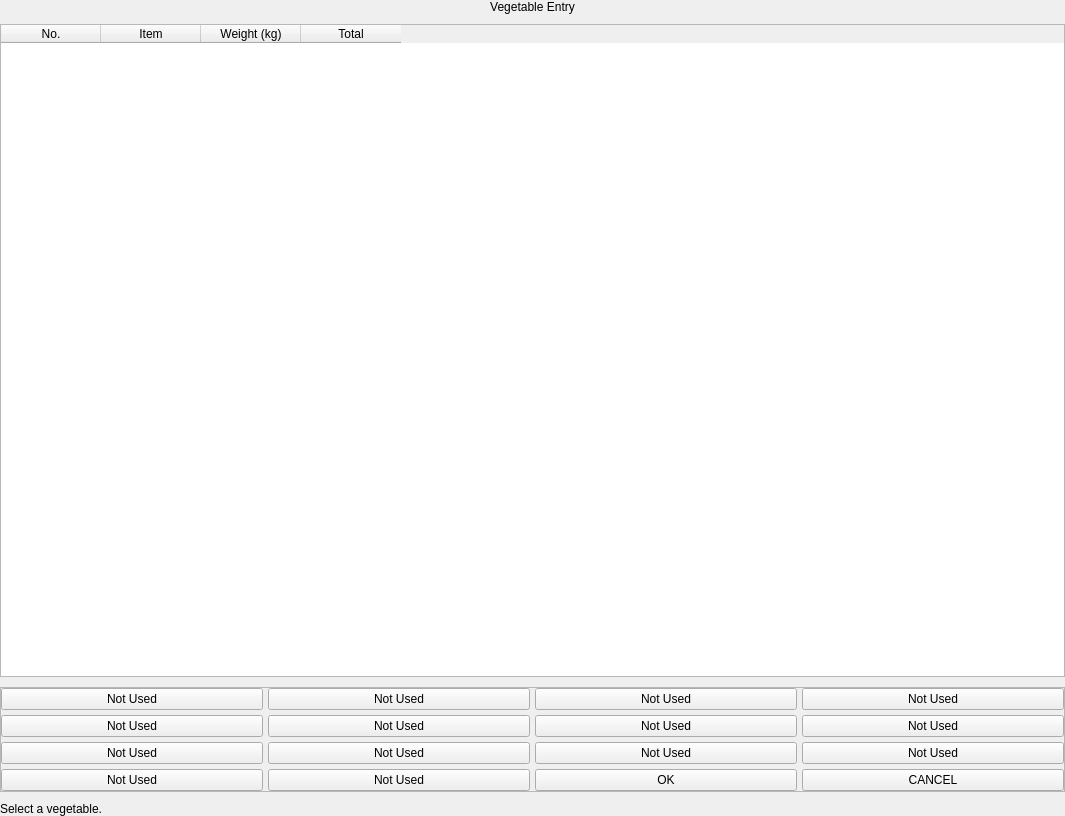
The window that Project/ui/vegetable_entry.ui (Selvam-T/POS) describes before a commit, drawn with Qt 5.
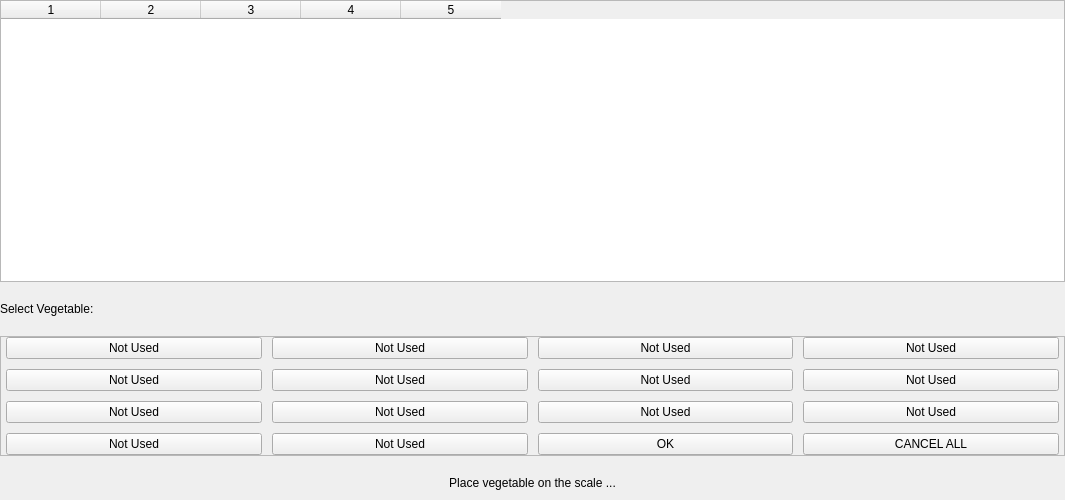
The same window after the commit.

Commit message: style.qss refactored to sales.qss, vegetable entry dialogqss styling applied

```diff
--- a/Project/ui/vegetable_entry.ui
+++ b/Project/ui/vegetable_entry.ui
@@ -7,10 +7,10 @@
         <x>0</x>
         <y>0</y>
         <width>1065</width>
-        <height>816</height>
-      </rect>
-    </property>
-    <layout class="QVBoxLayout" name="mainVegetableLayout">
+    <height>500</height>
+   </rect>
+  </property>
+  <layout class="QVBoxLayout" name="mainVegEntryLayout">
       <property name="spacing">
         <number>10</number>
       </property>
@@ -27,17 +27,7 @@
         <number>0</number>
       </property>
       <item>
-        <widget class="QLabel" name="vegetableLabel">
-          <property name="text">
-            <string>Vegetable Entry</string>
-          </property>
-          <property name="alignment">
-            <set>Qt::AlignCenter</set>
-          </property>
-        </widget>
-      </item>
-      <item>
-        <widget class="QTableWidget" name="vegetableTable">
+    <widget class="QTableWidget" name="vegEntryTable">
           <property name="editTriggers">
             <set>QAbstractItemView::NoEditTriggers</set>
           </property>
@@ -54,53 +44,83 @@
             <number>0</number>
           </property>
           <property name="columnCount">
-            <number>4</number>
-          </property>
-          <column>
-            <property name="text">
-              <string>No.</string>
-            </property>
-          </column>
-          <column>
-            <property name="text">
-              <string>Item</string>
-            </property>
-          </column>
-          <column>
+      <number>5</number>
+     </property>
+     <attribute name="verticalHeaderVisible">
+      <bool>false</bool>
+     </attribute>
+     <column/>
+     <column/>
+     <column/>
+     <column/>
+     <column/>
+    </widget>
+   </item>
+   <item>
+    <spacer name="vegEntryHSpacer1">
+     <property name="orientation">
+      <enum>Qt::Horizontal</enum>
+     </property>
+     <property name="sizeHint" stdset="0">
+      <size>
+       <width>40</width>
+       <height>10</height>
+      </size>
+     </property>
+    </spacer>
+   </item>
+   <item>
+    <widget class="QLabel" name="vegEntryMessage1">
             <property name="text">
-              <string>Weight (kg)</string>
-            </property>
-          </column>
-          <column>
-            <property name="text">
-              <string>Total</string>
-            </property>
-          </column>
+      <string>Select Vegetable:</string>
+     </property>
+     <property name="alignment">
+      <set>Qt::AlignLeading|Qt::AlignLeft|Qt::AlignVCenter</set>
+     </property>
+     <property name="wordWrap">
+      <bool>true</bool>
+     </property>
+     <property name="margin">
+      <number>0</number>
+     </property>
         </widget>
       </item>
       <item>
-        <widget class="QFrame" name="keypadFrame">
+    <spacer name="vegEntryHSpacer2">
+     <property name="orientation">
+      <enum>Qt::Horizontal</enum>
+     </property>
+     <property name="sizeHint" stdset="0">
+      <size>
+       <width>40</width>
+       <height>10</height>
+      </size>
+     </property>
+    </spacer>
+   </item>
+   <item>
+    <widget class="QFrame" name="vegEntryFrame">
           <property name="frameShape">
             <enum>QFrame::StyledPanel</enum>
           </property>
           <property name="frameShadow">
             <enum>QFrame::Raised</enum>
           </property>
-          <layout class="QGridLayout" name="vegOptionGrid">
+     <layout class="QGridLayout" name="vegEntryGrid">
             <property name="leftMargin">
-              <number>0</number>
+       <number>5</number>
             </property>
             <property name="topMargin">
               <number>0</number>
             </property>
             <property name="rightMargin">
-              <number>0</number>
+       <number>5</number>
             </property>
             <property name="bottomMargin">
               <number>0</number>
             </property>
             <property name="spacing">
-              <number>5</number>
+       <number>10</number>
             </property>
             <item row="0" column="0">
               <widget class="QPushButton" name="btnVeg1">
@@ -210,7 +230,7 @@
             <item row="3" column="3">
               <widget class="QPushButton" name="btnVegCancel">
                 <property name="text">
-                  <string>CANCEL</string>
+         <string>CANCEL ALL</string>
                 </property>
               </widget>
             </item>
@@ -218,15 +238,41 @@
         </widget>
       </item>
       <item>
-        <widget class="QLabel" name="messageLabel">
+    <spacer name="vegEntryHSpacer3">
+     <property name="orientation">
+      <enum>Qt::Horizontal</enum>
+     </property>
+     <property name="sizeHint" stdset="0">
+      <size>
+       <width>40</width>
+       <height>10</height>
+      </size>
+     </property>
+    </spacer>
+   </item>
+   <item>
+    <widget class="QLabel" name="vegEntryMessage2">
           <property name="text">
-            <string>Select a vegetable.</string>
-          </property>
-          <property name="wordWrap">
-            <bool>true</bool>
+      <string>Place vegetable on the scale ...</string>
+     </property>
+     <property name="alignment">
+      <set>Qt::AlignCenter</set>
           </property>
         </widget>
       </item>
+   <item>
+    <spacer name="vegEntryHSpacer4">
+     <property name="orientation">
+      <enum>Qt::Horizontal</enum>
+     </property>
+     <property name="sizeHint" stdset="0">
+      <size>
+       <width>40</width>
+       <height>10</height>
+      </size>
+     </property>
+    </spacer>
+   </item>
     </layout>
   </widget>
   <resources/>
```
Left out of the diff: 6 changed lines with no effect on the pictures. Lines whose indentation alone changed are shown as unchanged. The commit also changes 16 other files.
